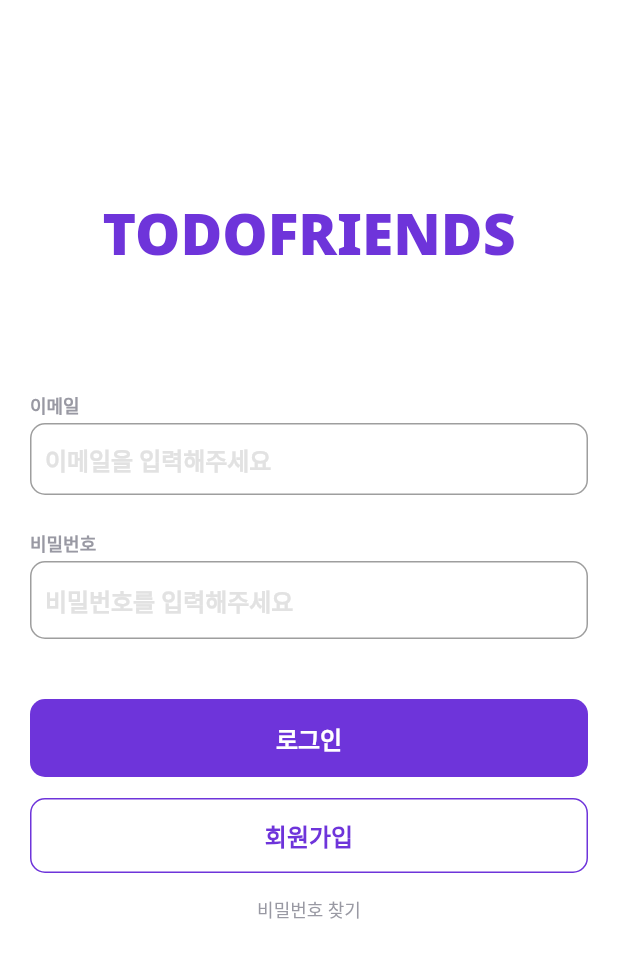
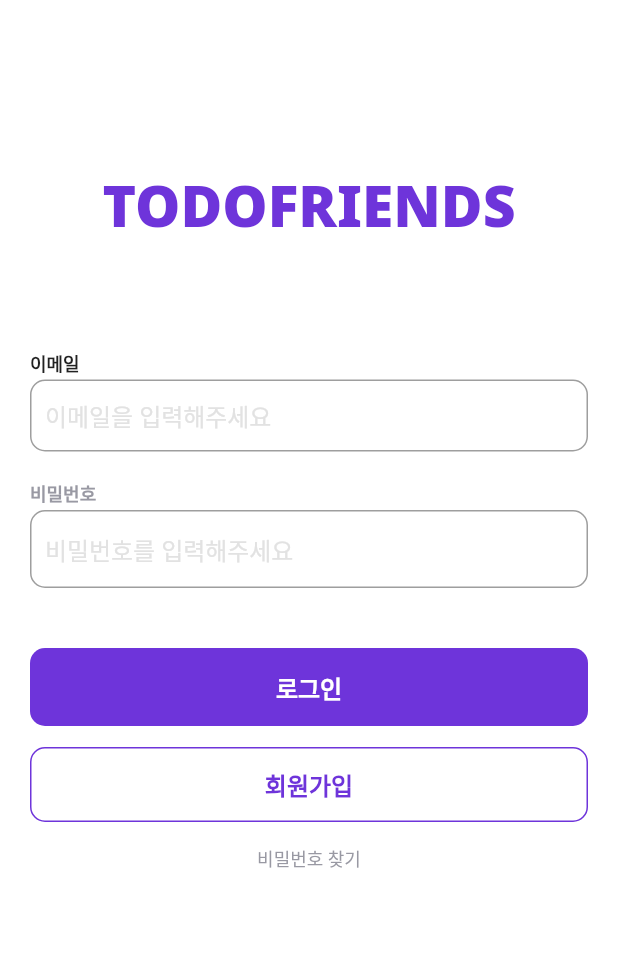
Before and after one commit to Lee-na-yun/final5th-project-frontend, a Flutter app: the JoinPage screen opened by its route, after a tap on "회원가입", on a phone screen of 412 x 824 dp. Shown: the top 958 px of the screen. Run offline on Flutter 3.47's test engine with Material 2 defaults, Android fonts, the phone set to English and light mode, and no system bars; our stand-ins replace cloud_firestore, firebase_core, flutter_riverpod, google_fonts; accounts and stored records are empty.

Commit message:
[ MERGE ] THEME 수정 완료-SW

```diff
--- a/lib/core/theme.dart
+++ b/lib/core/theme.dart
@@ -2,15 +2,57 @@ import 'package:flutter/material.dart';
 
 import 'package:google_fonts/google_fonts.dart';
 
-TextTheme textTheme() {
+Color ksubPrimaryColor() {
+  return Color(0xffB699EC);
+}
+
+Color kchacholGreyColor() {
+  return Color(0xff9999A3);
+}
+
+Color kmidGreyColor() {
+  return Color(0xffE9E9E9);
+}
+
+Color klightGreyColor() {
+  return Color(0xffF2F2F2);
+}
+
+Color kpointYellowColor() {
+  return Color(0xffFFD21D);
+}
+
+Color kpointMintColor() {
+  return Color(0xff71DCFC);
+}
+
+TextTheme textTheme({Color? color, FontWeight? weight}) {
   return TextTheme(
-    headline1: GoogleFonts.notoSans(fontSize: 18.0, color: const Color(0xff1C1C1C), fontWeight: FontWeight.bold),
-    headline2: GoogleFonts.notoSans(
-        fontSize: 16.0, color: const Color(0xff1C1C1C), fontWeight: FontWeight.bold, letterSpacing: -0.05),
-    headline3: GoogleFonts.notoSans(fontSize: 14.0, color: const Color(0xff1C1C1C)),
-    bodyText1: GoogleFonts.notoSans(fontSize: 12.0),
-    bodyText2: GoogleFonts.notoSans(fontSize: 10.0, color: const Color(0xff9999A3), height: 2),
-    subtitle1: GoogleFonts.notoSans(fontSize: 15.0, color: const Color(0xff1C1C1C)),
+    headline1: GoogleFonts.notoSans(fontSize: 18.0, color: color, fontWeight: weight),
+    headline2: GoogleFonts.notoSans(fontSize: 16.0, color: color, fontWeight: weight, letterSpacing: -0.05),
+    headline3: GoogleFonts.notoSans(fontSize: 14.0, color: color, fontWeight: weight, height: 1.6),
+    bodyText1: GoogleFonts.notoSans(fontSize: 12.0, color: color, fontWeight: weight, height: 1.6),
+    bodyText2: GoogleFonts.notoSans(fontSize: 10.0, color: color, fontWeight: weight),
+    subtitle1: GoogleFonts.notoSans(fontSize: 15.0, color: color, fontWeight: weight),
+  );
+}
+
+ThemeData theme() {
+  return ThemeData(
+    primarySwatch: createMaterialColor(Color(0xff6E34DA)),
+    scaffoldBackgroundColor: Colors.white,
+    backgroundColor: Colors.white,
+    textTheme: textTheme(),
+    appBarTheme: appTheme(),
+  );
+}
+
+AppBarTheme appTheme() {
+  return AppBarTheme(
+    centerTitle: false,
+    //color: Colors.white,
+    elevation: 0.0,
+    titleTextStyle: textTheme().headline2,
   );
 }
 
@@ -51,26 +93,3 @@ MaterialColor createMaterialColor(Color color) {
   });
   return MaterialColor(color.value, swatch);
 }
-
-Color kGreyColor() {
-  return Color(0xff9999A3);
-}
-
-ThemeData theme() {
-  return ThemeData(
-    primarySwatch: createMaterialColor(Color(0xff6E34DA)),
-    scaffoldBackgroundColor: Colors.white,
-    backgroundColor: Colors.white,
-    textTheme: textTheme(),
-    appBarTheme: appTheme(),
-  );
-}
-
-AppBarTheme appTheme() {
-  return AppBarTheme(
-    centerTitle: false,
-    //color: Colors.white,
-    elevation: 0.0,
-    titleTextStyle: textTheme().headline2,
-  );
-}
--- a/lib/view/pages/main/chat/chat_room_page.dart
+++ b/lib/view/pages/main/chat/chat_room_page.dart
@@ -53,7 +53,6 @@ class _ChatRoomPageState extends State<ChatRoomPage> {
       ),
     );
   }
-
 
   Container _buildSubmitContainer() {
     return Container(
```
Also changed, not shown: lib/view/pages/main/home/my_home_page.dart (+20 -0 lines).
